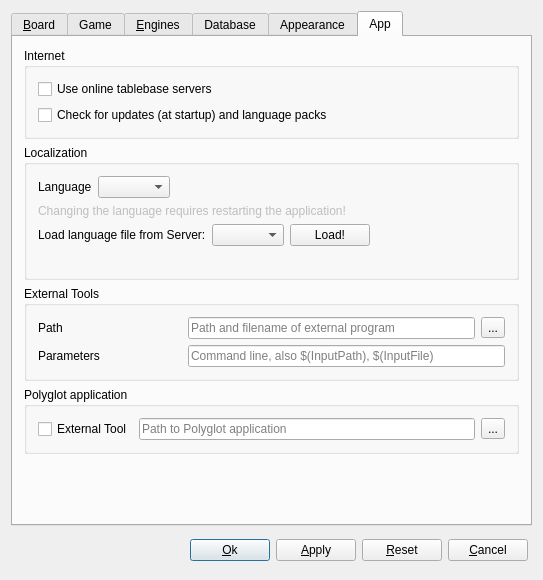
Qt form src/gui/preferences.ui (madnight/chessx) before a commit.
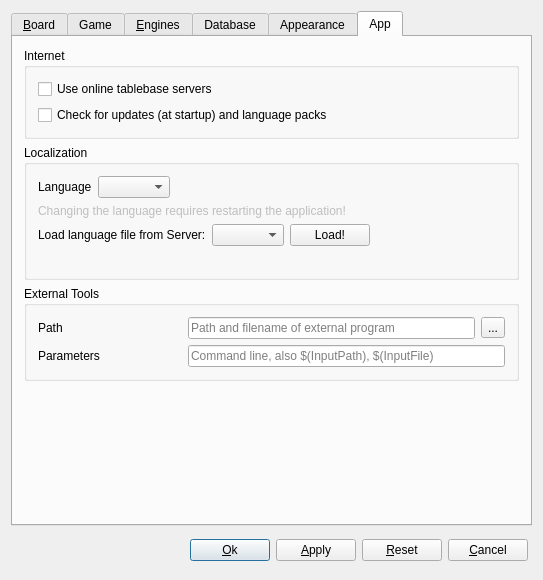
The same form after that commit. Icons and pictures are not drawn. Custom widgets are drawn as their Qt base class.

Commit message: New Feature: Internal Polyglot implementation for all OS

```diff
--- a/src/gui/preferences.ui
+++ b/src/gui/preferences.ui
@@ -1218,36 +1218,6 @@
          <zorder>extToolParameters</zorder>
         </widget>
        </item>
-       <item>
-        <widget class="QGroupBox" name="groupAppPolyglot">
-         <property name="title">
-          <string>Polyglot application</string>
-         </property>
-         <layout class="QGridLayout" name="gridLayout_4" columnstretch="0,0,0">
-          <item row="0" column="2">
-           <widget class="QToolButton" name="btPolyglotPath">
-            <property name="text">
-             <string>...</string>
-            </property>
-           </widget>
-          </item>
-          <item row="0" column="1">
-           <widget class="QLineEdit" name="polyglotPath">
-            <property name="placeholderText">
-             <string>Path to Polyglot application</string>
-            </property>
-           </widget>
-          </item>
-          <item row="0" column="0">
-           <widget class="QCheckBox" name="btPolyglotExternal">
-            <property name="text">
-             <string>External Tool</string>
-            </property>
-           </widget>
-          </item>
-         </layout>
-        </widget>
-       </item>
        <item>
         <spacer name="verticalSpacer_3">
          <property name="orientation">
```
The commit also changes 30 other files.
